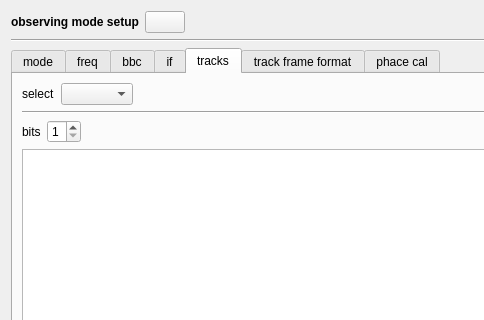
Old version of the form obsmodedialog.ui in the repository TUW-VieVS/VieSchedppGUI; both pictures show x 0 to 484 and y 0 to 320 of the 895 by 607 pixel window.
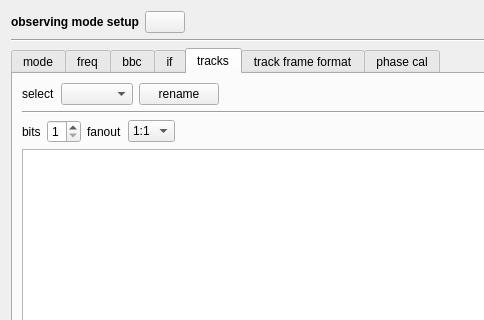
New version of the form. The open tabs and pages were chosen to show the change. Icons and pictures are not drawn.

Diff of the .ui file:
```diff
--- a/obsmodedialog.ui
+++ b/obsmodedialog.ui
@@ -481,6 +481,13 @@
          <item>
           <widget class="QComboBox" name="comboBox_selectTracksBlock"/>
          </item>
+         <item>
+          <widget class="QPushButton" name="pushButton_renameTracksBock">
+           <property name="text">
+            <string>rename</string>
+           </property>
+          </widget>
+         </item>
          <item>
           <spacer name="horizontalSpacer_9">
            <property name="orientation">
@@ -544,6 +551,37 @@
            </property>
           </widget>
          </item>
+         <item>
+          <widget class="QLabel" name="label_10">
+           <property name="text">
+            <string>fanout</string>
+           </property>
+          </widget>
+         </item>
+         <item>
+          <widget class="QComboBox" name="comboBox">
+           <item>
+            <property name="text">
+             <string>1:1</string>
+            </property>
+           </item>
+           <item>
+            <property name="text">
+             <string>1:2</string>
+            </property>
+           </item>
+           <item>
+            <property name="text">
+             <string>1:3</string>
+            </property>
+           </item>
+           <item>
+            <property name="text">
+             <string>1:4</string>
+            </property>
+           </item>
+          </widget>
+         </item>
          <item>
           <spacer name="horizontalSpacer_8">
            <property name="orientation">
@@ -664,7 +702,7 @@
      </widget>
      <widget class="QWidget" name="phace_cal">
       <attribute name="title">
-       <string>phace cal</string>
+       <string>phase cal</string>
       </attribute>
       <layout class="QVBoxLayout" name="verticalLayout_8">
        <item>
```
Left out of the diff: 62 changed lines with no effect on the pictures.
